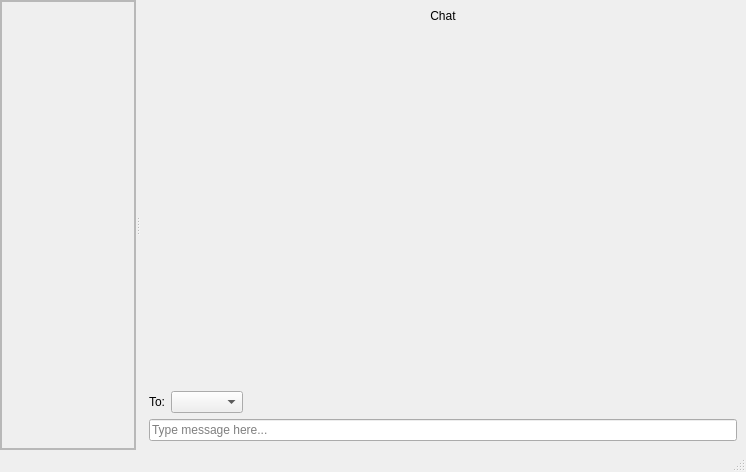
Above: GUI/ui_main_window.ui from HadarShahar/zoom before the change. Below: the same form after it.
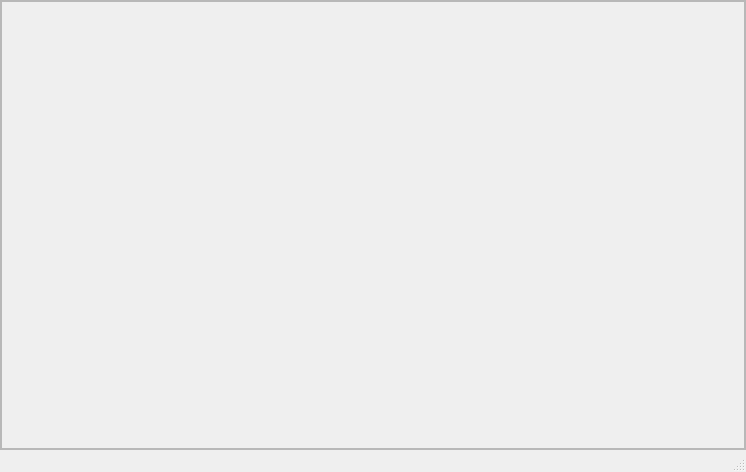
That is the form after the change.

```diff
--- a/GUI/ui_main_window.ui
+++ b/GUI/ui_main_window.ui
@@ -180,155 +180,6 @@
         </item>
        </layout>
       </widget>
-      <widget class="QFrame" name="chat_frame">
-       <property name="sizePolicy">
-        <sizepolicy hsizetype="Fixed" vsizetype="Preferred">
-         <horstretch>0</horstretch>
-         <verstretch>0</verstretch>
-        </sizepolicy>
-       </property>
-       <property name="minimumSize">
-        <size>
-         <width>220</width>
-         <height>0</height>
-        </size>
-       </property>
-       <property name="styleSheet">
-        <string notr="true"/>
-       </property>
-       <layout class="QGridLayout" name="chat_grid_layout">
-        <property name="leftMargin">
-         <number>9</number>
-        </property>
-        <property name="rightMargin">
-         <number>9</number>
-        </property>
-        <property name="spacing">
-         <number>6</number>
-        </property>
-        <item row="2" column="0">
-         <layout class="QHBoxLayout" name="chat_horizontalLayout">
-          <item>
-           <widget class="QLabel" name="to_label">
-            <property name="text">
-             <string>To:</string>
-            </property>
-           </widget>
-          </item>
-          <item>
-           <widget class="QComboBox" name="recipient_combo_box">
-            <property name="enabled">
-             <bool>true</bool>
-            </property>
-            <property name="sizePolicy">
-             <sizepolicy hsizetype="Preferred" vsizetype="Preferred">
-              <horstretch>0</horstretch>
-              <verstretch>0</verstretch>
-             </sizepolicy>
-            </property>
-            <property name="minimumSize">
-             <size>
-              <width>70</width>
-              <height>20</height>
-             </size>
-            </property>
-            <property name="currentText">
-             <string/>
-            </property>
-           </widget>
-          </item>
-          <item>
-           <spacer name="horizontalSpacer">
-            <property name="orientation">
-             <enum>Qt::Horizontal</enum>
-            </property>
-            <property name="sizeHint" stdset="0">
-             <size>
-              <width>40</width>
-              <height>20</height>
-             </size>
-            </property>
-           </spacer>
-          </item>
-         </layout>
-        </item>
-        <item row="1" column="0">
-         <widget class="QScrollArea" name="chat_scroll_area">
-          <property name="sizePolicy">
-           <sizepolicy hsizetype="MinimumExpanding" vsizetype="Expanding">
-            <horstretch>0</horstretch>
-            <verstretch>0</verstretch>
-           </sizepolicy>
-          </property>
-          <property name="frameShape">
-           <enum>QFrame::NoFrame</enum>
-          </property>
-          <property name="horizontalScrollBarPolicy">
-           <enum>Qt::ScrollBarAlwaysOff</enum>
-          </property>
-          <property name="widgetResizable">
-           <bool>true</bool>
-          </property>
-          <widget class="QWidget" name="messages_widget">
-           <property name="geometry">
-            <rect>
-             <x>0</x>
-             <y>0</y>
-             <width>556</width>
-             <height>340</height>
-            </rect>
-           </property>
-           <layout class="QVBoxLayout" name="messages_layout">
-            <property name="spacing">
-             <number>0</number>
-            </property>
-            <property name="leftMargin">
-             <number>0</number>
-            </property>
-            <property name="topMargin">
-             <number>0</number>
-            </property>
-            <property name="rightMargin">
-             <number>0</number>
-            </property>
-            <property name="bottomMargin">
-             <number>0</number>
-            </property>
-           </layout>
-          </widget>
-         </widget>
-        </item>
-        <item row="3" column="0">
-         <widget class="QLineEdit" name="chat_input">
-          <property name="sizePolicy">
-           <sizepolicy hsizetype="Expanding" vsizetype="Fixed">
-            <horstretch>0</horstretch>
-            <verstretch>0</verstretch>
-           </sizepolicy>
-          </property>
-          <property name="minimumSize">
-           <size>
-            <width>0</width>
-            <height>20</height>
-           </size>
-          </property>
-          <property name="placeholderText">
-           <string>Type message here...</string>
-          </property>
-         </widget>
-        </item>
-        <item row="0" column="0">
-         <widget class="QLabel" name="chat_title">
-          <property name="text">
-           <string>Chat</string>
-          </property>
-          <property name="alignment">
-           <set>Qt::AlignCenter</set>
-          </property>
-         </widget>
-        </item>
-       </layout>
-      </widget>
      </widget>
     </item>
    </layout>
```
